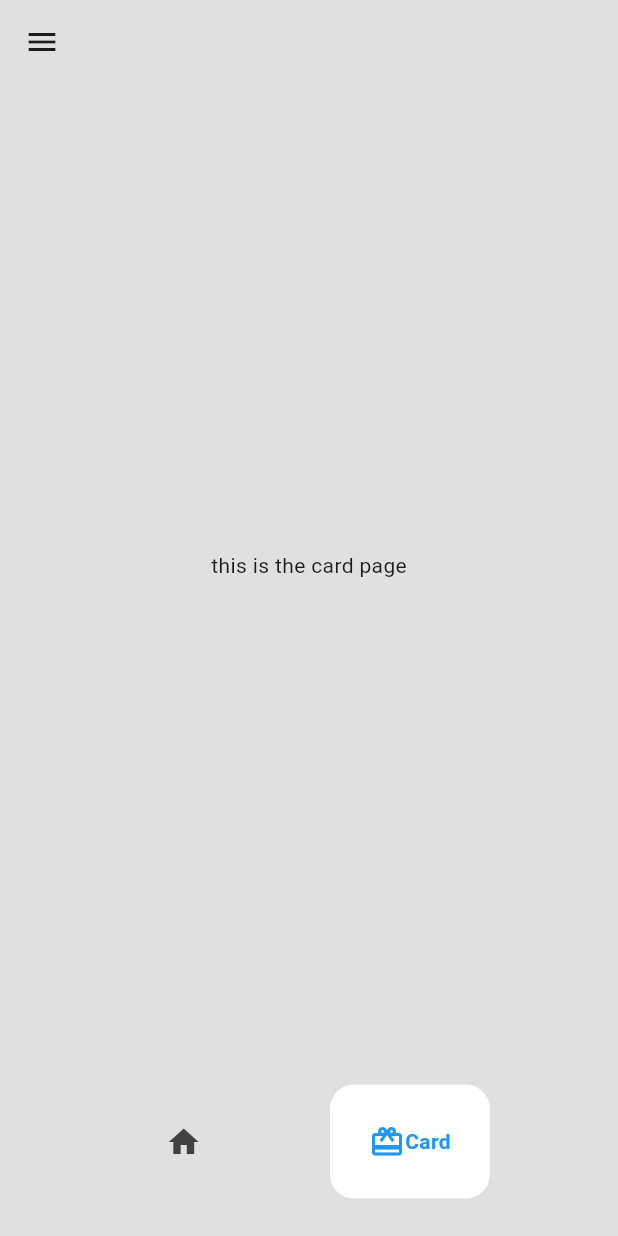
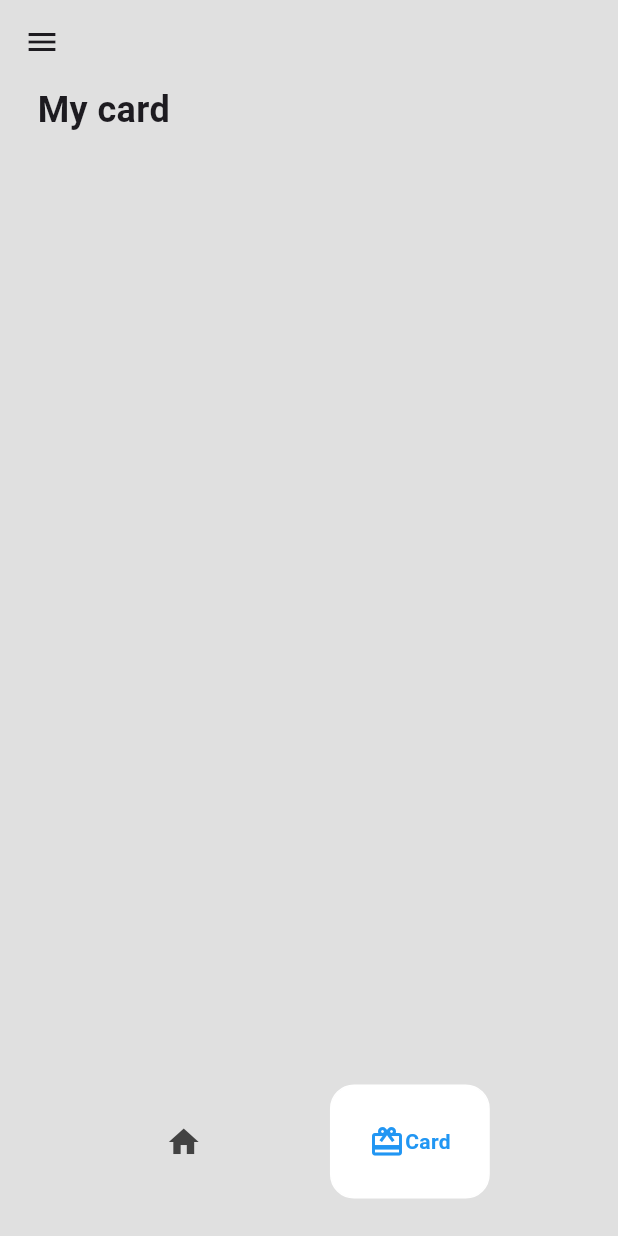
Before and after one commit to Omerkhan-786/ecomerce_aap, a Flutter app: the HomePage screen opened directly, item 2 of the bottom bar chosen, on a phone screen of 412 x 824 dp. Run offline on Flutter 3.47's test engine with Material 3 defaults, Android fonts, the phone set to English and light mode, and no system bars; drawn by our look-alikes of google_nav_bar.

Commit message:
final code by mich koco

```diff
--- a/lib/commponents/cardpage.dart
+++ b/lib/commponents/cardpage.dart
@@ -1,10 +1,39 @@
+import 'package:e_commorce/modeles/card.dart';
+import 'package:e_commorce/modeles/carditem.dart';
+import 'package:e_commorce/modeles/shoe.dart';
 import 'package:flutter/material.dart';
+import 'package:provider/provider.dart';
 
 class Cardpage extends StatelessWidget {
   const Cardpage({super.key});
 
   @override
   Widget build(BuildContext context) {
-    return Center(child: Text("this is the card page"));
+    return Consumer<card>(
+      builder: (context, value, child) => Padding(
+        padding: EdgeInsets.symmetric(horizontal: 25.0),
+        child: Column(
+   crossAxisAlignment: CrossAxisAlignment.start,
+          children: [
+            Text(
+              "My card ",
+              style: TextStyle(fontSize: 24, fontWeight: FontWeight.bold),
+            ),
+            const SizedBox(height: 10),
+            Expanded(
+              child: ListView.builder(
+                itemCount: value.getusercard().length,
+                itemBuilder: (context, index) {
+                  //get the show item
+                  Shoe individualshow = value.getusercard()[index];
+                  //return the card item
+                  return Carditem(shoe: individualshow,);
+                },
+              ),
+            ),
+          ],
+        ),
+      ),
+    );
   }
 }
--- a/lib/modeles/card.dart
+++ b/lib/modeles/card.dart
@@ -26,7 +26,7 @@ class card extends ChangeNotifier {
       name: 'kyril ',
       price: '324',
       discription: 'Expensive one for Expensive people',
-      imagepath: 'lib/images/sneaker1.jpeg',
+      imagepath: 'lib/images/airone.jpeg',
     ),
   ];
   //list of user card
```
Also changed, not shown: lib/commponents/shaotile.dart (+30 -21 lines), lib/commponents/shoepage.dart (+22 -2 lines), lib/modeles/carditem.dart (added, +39 -0 lines).
